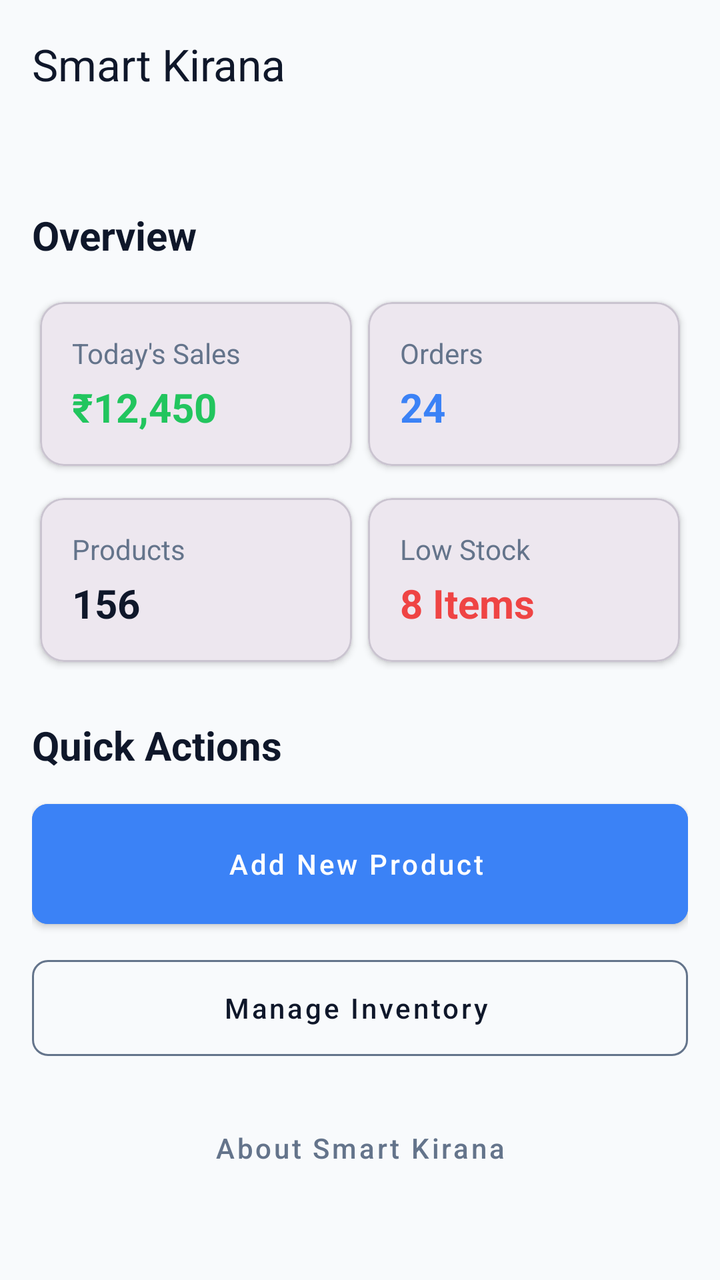
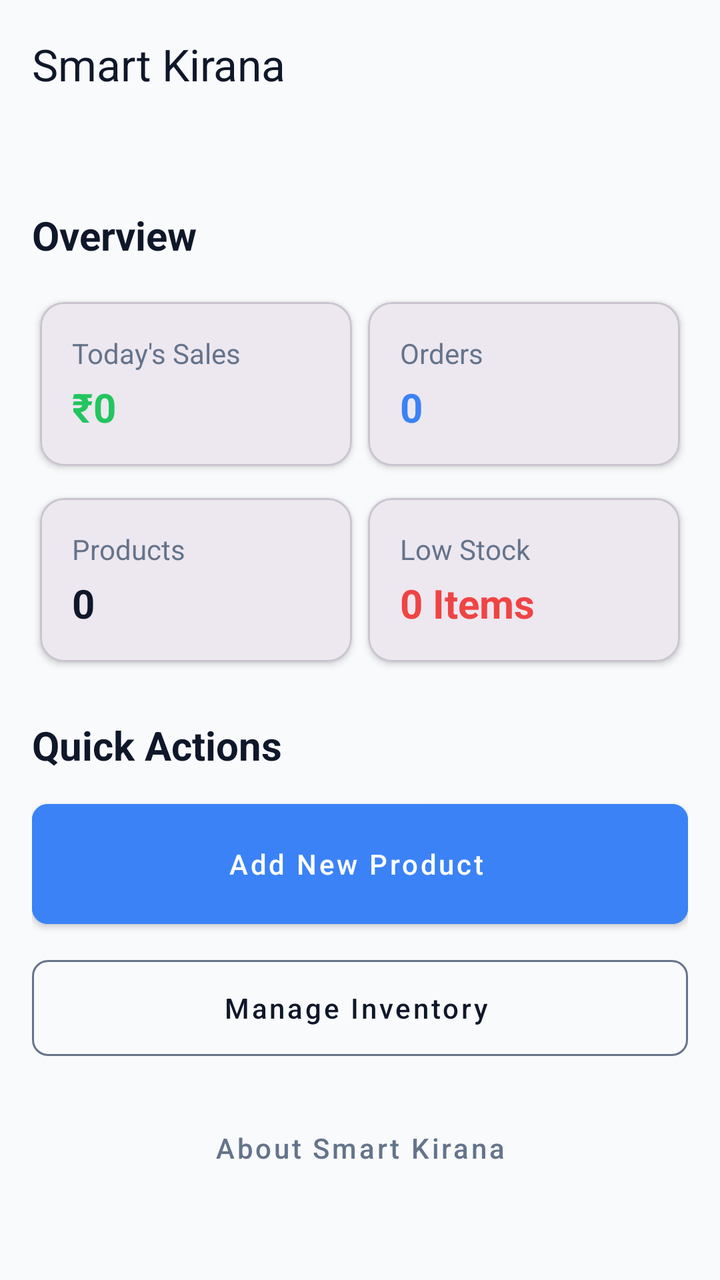

Compare the two renders of this Android layout. The source of the first and the diff that turns it into the second are given below.
<!-- AndroidManifest.xml: application theme Theme.ApexplanetTask1 -->
<!-- res/layout/activity_main.xml -->
<?xml version="1.0" encoding="utf-8"?>
<androidx.coordinatorlayout.widget.CoordinatorLayout xmlns:android="http://schemas.android.com/apk/res/android"
    xmlns:app="http://schemas.android.com/apk/res-auto"
    xmlns:tools="http://schemas.android.com/tools"
    android:layout_width="match_parent"
    android:layout_height="match_parent"
    android:background="@color/background"
    tools:context=".MainActivity">

    <com.google.android.material.appbar.AppBarLayout
        android:layout_width="match_parent"
        android:layout_height="wrap_content"
        android:background="@android:color/transparent"
        app:elevation="0dp">

        <com.google.android.material.appbar.MaterialToolbar
            android:id="@+id/toolbar"
            android:layout_width="match_parent"
            android:layout_height="?attr/actionBarSize"
            app:title="Smart Kirana"
            app:titleTextColor="@color/text_main" />
    </com.google.android.material.appbar.AppBarLayout>

    <androidx.core.widget.NestedScrollView
        android:layout_width="match_parent"
        android:layout_height="match_parent"
        app:layout_behavior="@string/appbar_scrolling_view_behavior">

        <LinearLayout
            android:layout_width="match_parent"
            android:layout_height="wrap_content"
            android:orientation="vertical"
            android:padding="@dimen/screen_padding">

            
            <FrameLayout
                android:id="@+id/fragment_container"
                android:layout_width="match_parent"
                android:layout_height="wrap_content"
                android:layout_marginBottom="@dimen/spacing_large" />

            <TextView
                android:layout_width="wrap_content"
                android:layout_height="wrap_content"
                android:text="Overview"
                android:textSize="@dimen/text_size_h2"
                android:textStyle="bold"
                android:textColor="@color/text_main"
                android:layout_marginBottom="@dimen/spacing_medium"/>

            
            <GridLayout
                android:layout_width="match_parent"
                android:layout_height="wrap_content"
                android:columnCount="2"
                android:rowCount="1"
                android:alignmentMode="alignMargins"
                android:columnOrderPreserved="false">

                <com.google.android.material.card.MaterialCardView
                    android:layout_width="0dp"
                    android:layout_height="wrap_content"
                    android:layout_columnWeight="1"
                    android:layout_margin="4dp"
                    app:cardCornerRadius="@dimen/card_corner_radius"
                    app:cardElevation="2dp">
                    <LinearLayout
                        android:layout_width="match_parent"
                        android:layout_height="wrap_content"
                        android:orientation="vertical"
                        android:padding="@dimen/card_padding">
                        <TextView
                            android:layout_width="wrap_content"
                            android:layout_height="wrap_content"
                            android:text="Today's Sales"
                            android:textColor="@color/text_secondary"
                            android:textSize="@dimen/text_size_caption"/>
                        <TextView
                            android:layout_width="wrap_content"
                            android:layout_height="wrap_content"
                            android:text="₹12,450"
                            android:textColor="@color/success"
                            android:textSize="@dimen/text_size_h2"
                            android:textStyle="bold"
                            android:layout_marginTop="4dp"/>
                    </LinearLayout>
                </com.google.android.material.card.MaterialCardView>

                <com.google.android.material.card.MaterialCardView
                    android:layout_width="0dp"
                    android:layout_height="wrap_content"
                    android:layout_columnWeight="1"
                    android:layout_margin="4dp"
                    app:cardCornerRadius="@dimen/card_corner_radius"
                    app:cardElevation="2dp">
                    <LinearLayout
                        android:layout_width="match_parent"
                        android:layout_height="wrap_content"
                        android:orientation="vertical"
                        android:padding="@dimen/card_padding">
                        <TextView
                            android:layout_width="wrap_content"
                            android:layout_height="wrap_content"
                            android:text="Orders"
                            android:textColor="@color/text_secondary"
                            android:textSize="@dimen/text_size_caption"/>
                        <TextView
                            android:layout_width="wrap_content"
                            android:layout_height="wrap_content"
                            android:text="24"
                            android:textColor="@color/accent"
                            android:textSize="@dimen/text_size_h2"
                            android:textStyle="bold"
                            android:layout_marginTop="4dp"/>
                    </LinearLayout>
                </com.google.android.material.card.MaterialCardView>
            </GridLayout>

            <GridLayout
                android:layout_width="match_parent"
                android:layout_height="wrap_content"
                android:columnCount="2"
                android:rowCount="1"
                android:layout_marginTop="8dp"
                android:alignmentMode="alignMargins"
                android:columnOrderPreserved="false">

                <com.google.android.material.card.MaterialCardView
                    android:layout_width="0dp"
                    android:layout_height="wrap_content"
                    android:layout_columnWeight="1"
                    android:layout_margin="4dp"
                    app:cardCornerRadius="@dimen/card_corner_radius"
                    app:cardElevation="2dp">
                    <LinearLayout
                        android:layout_width="match_parent"
                        android:layout_height="wrap_content"
                        android:orientation="vertical"
                        android:padding="@dimen/card_padding">
                        <TextView
                            android:layout_width="wrap_content"
                            android:layout_height="wrap_content"
                            android:text="Products"
                            android:textColor="@color/text_secondary"
                            android:textSize="@dimen/text_size_caption"/>
                        <TextView
                            android:layout_width="wrap_content"
                            android:layout_height="wrap_content"
                            android:text="156"
                            android:textColor="@color/text_main"
                            android:textSize="@dimen/text_size_h2"
                            android:textStyle="bold"
                            android:layout_marginTop="4dp"/>
                    </LinearLayout>
                </com.google.android.material.card.MaterialCardView>

                <com.google.android.material.card.MaterialCardView
                    android:layout_width="0dp"
                    android:layout_height="wrap_content"
                    android:layout_columnWeight="1"
                    android:layout_margin="4dp"
                    app:cardCornerRadius="@dimen/card_corner_radius"
                    app:cardElevation="2dp">
                    <LinearLayout
                        android:layout_width="match_parent"
                        android:layout_height="wrap_content"
                        android:orientation="vertical"
                        android:padding="@dimen/card_padding">
                        <TextView
                            android:layout_width="wrap_content"
                            android:layout_height="wrap_content"
                            android:text="Low Stock"
                            android:textColor="@color/text_secondary"
                            android:textSize="@dimen/text_size_caption"/>
                        <TextView
                            android:layout_width="wrap_content"
                            android:layout_height="wrap_content"
                            android:text="8 Items"
                            android:textColor="@color/error"
                            android:textSize="@dimen/text_size_h2"
                            android:textStyle="bold"
                            android:layout_marginTop="4dp"/>
                    </LinearLayout>
                </com.google.android.material.card.MaterialCardView>
            </GridLayout>

            <TextView
                android:layout_width="wrap_content"
                android:layout_height="wrap_content"
                android:text="Quick Actions"
                android:textSize="@dimen/text_size_h2"
                android:textStyle="bold"
                android:textColor="@color/text_main"
                android:layout_marginTop="@dimen/spacing_large"
                android:layout_marginBottom="@dimen/spacing_medium"/>

            <com.google.android.material.button.MaterialButton
                android:id="@+id/btnAddProduct"
                style="@style/Widget.MaterialComponents.Button.Icon"
                android:layout_width="match_parent"
                android:layout_height="60dp"
                android:text="Add New Product"
                android:textAllCaps="false"
                android:backgroundTint="@color/accent"
                android:insetTop="0dp"
                android:insetBottom="0dp"
                app:cornerRadius="8dp" />

            <com.google.android.material.button.MaterialButton
                android:id="@+id/btnViewProducts"
                style="@style/Widget.MaterialComponents.Button.OutlinedButton.Icon"
                android:layout_width="match_parent"
                android:layout_height="60dp"
                android:layout_marginTop="12dp"
                android:text="Manage Inventory"
                android:textAllCaps="false"
                android:textColor="@color/text_main"
                app:strokeColor="@color/text_secondary"
                app:cornerRadius="8dp" />

            <com.google.android.material.button.MaterialButton
                android:id="@+id/btnAboutStore"
                style="@style/Widget.MaterialComponents.Button.TextButton"
                android:layout_width="match_parent"
                android:layout_height="wrap_content"
                android:layout_marginTop="16dp"
                android:text="About Smart Kirana"
                android:textAllCaps="false"
                android:textColor="@color/text_secondary" />

        </LinearLayout>
    </androidx.core.widget.NestedScrollView>

</androidx.coordinatorlayout.widget.CoordinatorLayout>
<!-- resources referenced by this layout -->
<resources>
  <color name="accent">#3B82F6</color>
  <color name="background">#F8FAFC</color>
  <color name="error">#EF4444</color>
  <color name="success">#22C55E</color>
  <color name="text_main">#0F172A</color>
  <color name="text_secondary">#64748B</color>
  <dimen name="card_corner_radius">12dp</dimen>
  <dimen name="card_padding">16dp</dimen>
  <dimen name="screen_padding">16dp</dimen>
  <dimen name="spacing_large">24dp</dimen>
  <dimen name="spacing_medium">16dp</dimen>
  <dimen name="text_size_caption">14sp</dimen>
  <dimen name="text_size_h2">20sp</dimen>
  <style name="Theme.ApexplanetTask1" parent="Base.Theme.ApexplanetTask1" />
  <style name="Base.Theme.ApexplanetTask1" parent="Theme.Material3.DayNight.NoActionBar">
          
          <item name="colorPrimary">@color/primary</item>
          <item name="colorPrimaryVariant">@color/primary_light</item>
          <item name="colorOnPrimary">@color/white</item>
          
          <item name="colorSecondary">@color/accent</item>
          <item name="colorSecondaryVariant">@color/accent</item>
          <item name="colorOnSecondary">@color/white</item>
          
          <item name="android:statusBarColor">@color/surface</item>
          <item name="android:windowLightStatusBar">true</item>
          
          <item name="android:windowBackground">@color/background</item>
      </style>
  <color name="primary">#0F172A</color>
  <color name="primary_light">#1E293B</color>
  <color name="white">#FFFFFFFF</color>
  <color name="surface">#FFFFFF</color>
</resources>

<!-- the commit's change to res/layout/activity_main.xml (unified diff, before → after) -->
@@ -76,9 +76,10 @@
                             android:textColor="@color/text_secondary"
                             android:textSize="@dimen/text_size_caption"/>
                         <TextView
-                            android:layout_width="wrap_content"
-                            android:layout_height="wrap_content"
-                            android:text="₹12,450"
+                            android:id="@+id/tvSalesValue"
+                            android:layout_width="wrap_content"
+                            android:layout_height="wrap_content"
+                            android:text="₹0"
                             android:textColor="@color/success"
                             android:textSize="@dimen/text_size_h2"
                             android:textStyle="bold"
@@ -105,9 +106,10 @@
                             android:textColor="@color/text_secondary"
                             android:textSize="@dimen/text_size_caption"/>
                         <TextView
-                            android:layout_width="wrap_content"
-                            android:layout_height="wrap_content"
-                            android:text="24"
+                            android:id="@+id/tvOrdersValue"
+                            android:layout_width="wrap_content"
+                            android:layout_height="wrap_content"
+                            android:text="0"
                             android:textColor="@color/accent"
                             android:textSize="@dimen/text_size_h2"
                             android:textStyle="bold"
@@ -144,9 +146,10 @@
                             android:textColor="@color/text_secondary"
                             android:textSize="@dimen/text_size_caption"/>
                         <TextView
-                            android:layout_width="wrap_content"
-                            android:layout_height="wrap_content"
-                            android:text="156"
+                            android:id="@+id/tvProductsCount"
+                            android:layout_width="wrap_content"
+                            android:layout_height="wrap_content"
+                            android:text="0"
                             android:textColor="@color/text_main"
                             android:textSize="@dimen/text_size_h2"
                             android:textStyle="bold"
@@ -173,9 +176,10 @@
                             android:textColor="@color/text_secondary"
                             android:textSize="@dimen/text_size_caption"/>
                         <TextView
-                            android:layout_width="wrap_content"
-                            android:layout_height="wrap_content"
-                            android:text="8 Items"
+                            android:id="@+id/tvLowStockCount"
+                            android:layout_width="wrap_content"
+                            android:layout_height="wrap_content"
+                            android:text="0 Items"
                             android:textColor="@color/error"
                             android:textSize="@dimen/text_size_h2"
                             android:textStyle="bold"
